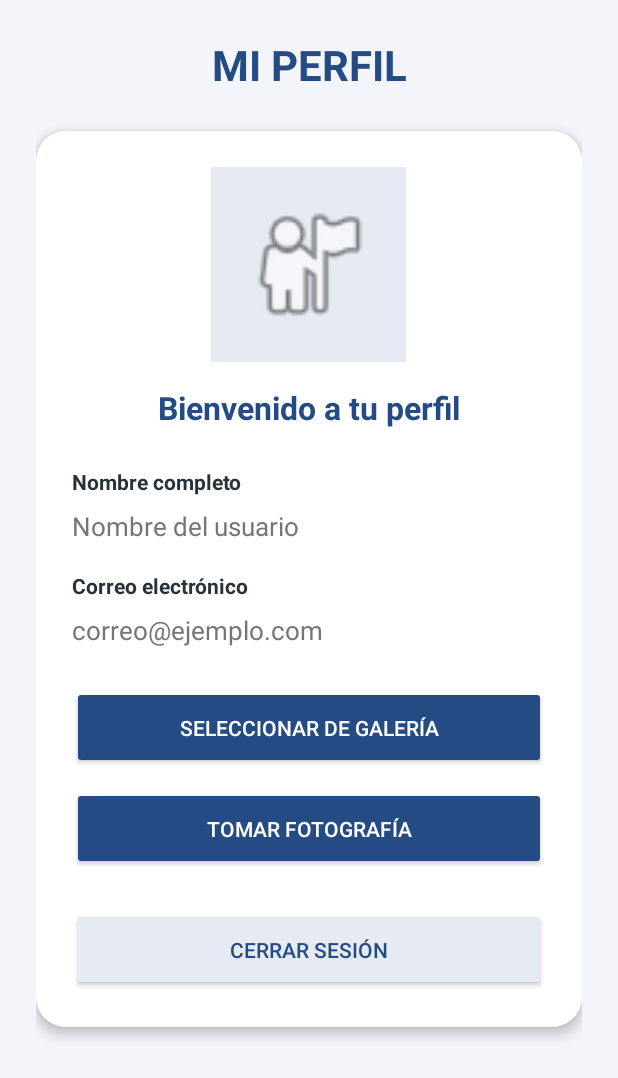
After one commit to ShofiSo/Proyecto-Registro-de-Usuarios, an Android app: the PerfilActivity screen opened directly, with no data from a screen before it, on a phone screen of 412 x 824 dp. The commit adds this screen. Shown: the top 1078 px of the screen. Run offline under Robolectric (Android 15) with nearby library versions, the phone set to English and light mode, and no system bars.

Commit message:
Octavo Commit
La foto

```diff
--- a/app/src/main/AndroidManifest.xml
+++ b/app/src/main/AndroidManifest.xml
@@ -19,6 +19,10 @@
             android:name=".RegistroActivity"
             android:exported="false"
             android:windowSoftInputMode="adjustResize" />
+        <activity
+            android:name=".PerfilActivity"
+            android:exported="false"
+            android:windowSoftInputMode="adjustResize" />
     </application>
 
 </manifest>
--- a/app/src/main/java/com/davinci/proyecto_registro_usuarios/DatabaseHelper.kt
+++ b/app/src/main/java/com/davinci/proyecto_registro_usuarios/DatabaseHelper.kt
@@ -110,4 +110,23 @@ class DatabaseHelper(context: Context) :
 
         return existe
     }
+    fun obtenerNombre(correo: String): String? {
+        val db = readableDatabase
+
+        val cursor = db.rawQuery(
+            "SELECT nombre FROM usuarios WHERE correo = ?",
+            arrayOf(correo)
+        )
+
+        var nombre: String? = null
+
+        if (cursor.moveToFirst()) {
+            nombre = cursor.getString(0)
+        }
+
+        cursor.close()
+        db.close()
+
+        return nombre
+    }
 }
--- a/app/src/main/java/com/davinci/proyecto_registro_usuarios/MainActivity.kt
+++ b/app/src/main/java/com/davinci/proyecto_registro_usuarios/MainActivity.kt
@@ -54,24 +54,25 @@ class MainActivity : AppCompatActivity() {
                 }
 
                 else -> {
+                    val existe = dbHelper.existeUsuario(correo)
                     val valido = dbHelper.verificarUsuario(correo, password)
-
-                    val existe = dbHelper.existeUsuario(correo)
 
                     Toast.makeText(
                         this,
-                        "¿Usuario encontrado? $existe",
+                        "Usuario encontrado: $existe | Contraseña correcta: $valido",
                         Toast.LENGTH_LONG
                     ).show()
                     if (valido) {
-                        Toast.makeText(
-                            this,
-                            "¡Bienvenido!",
-                            Toast.LENGTH_SHORT
-                        ).show()
 
-                        // Próximamente abriremos la pantalla de perfil.
-                    } else {
+                        val intent = Intent(this, PerfilActivity::class.java)
+
+                        intent.putExtra("correo_usuario", correo)
+
+                        startActivity(intent)
+
+                        finish()
+                    }
+                    else {
                         Toast.makeText(
                             this,
                             "Correo o contraseña incorrectos",
--- /dev/null
+++ b/app/src/main/java/com/davinci/proyecto_registro_usuarios/PerfilActivity.kt
@@ -0,0 +1,105 @@
+
+package com.davinci.proyecto_registro_usuarios
+
+import android.content.Intent
+import android.net.Uri
+import android.os.Bundle
+import android.widget.Button
+import android.widget.ImageView
+import android.widget.TextView
+import android.widget.Toast
+import androidx.activity.enableEdgeToEdge
+import androidx.activity.result.contract.ActivityResultContracts
+import androidx.appcompat.app.AppCompatActivity
+import androidx.core.view.ViewCompat
+import androidx.core.view.WindowInsetsCompat
+
+class PerfilActivity : AppCompatActivity() {
+
+    private lateinit var dbHelper: DatabaseHelper
+    private lateinit var imgPerfil: ImageView
+
+    // Seleccionar fotografía de la galería
+    private val seleccionarImagen = registerForActivityResult(
+        ActivityResultContracts.GetContent()
+    ) { uri: Uri? ->
+
+        if (uri != null) {
+            imgPerfil.setImageURI(uri)
+        }
+    }
+
+    // Tomar fotografía con la cámara
+    private val tomarFotografia = registerForActivityResult(
+        ActivityResultContracts.TakePicturePreview()
+    ) { bitmap ->
+
+        if (bitmap != null) {
+            imgPerfil.setImageBitmap(bitmap)
+        }
+    }
+
+    override fun onCreate(savedInstanceState: Bundle?) {
+        super.onCreate(savedInstanceState)
+        enableEdgeToEdge()
+        setContentView(R.layout.activity_perfil)
+
+        ViewCompat.setOnApplyWindowInsetsListener(findViewById(R.id.main)) { v, insets ->
+            val systemBars = insets.getInsets(WindowInsetsCompat.Type.systemBars())
+            v.setPadding(
+                systemBars.left,
+                systemBars.top,
+                systemBars.right,
+                systemBars.bottom
+            )
+            insets
+        }
+
+        dbHelper = DatabaseHelper(this)
+
+        val correo = intent.getStringExtra("correo_usuario") ?: ""
+
+        imgPerfil = findViewById(R.id.imgPerfil)
+
+        val tvNombre = findViewById<TextView>(R.id.tvNombrePerfil)
+        val tvCorreo = findViewById<TextView>(R.id.tvCorreoPerfil)
+
+        val btnGaleria = findViewById<Button>(R.id.btnGaleria)
+        val btnCamara = findViewById<Button>(R.id.btnCamara)
+        val btnCerrarSesion = findViewById<Button>(R.id.btnCerrarSesion)
+
+        // Cargar información del usuario
+        val nombre = dbHelper.obtenerNombre(correo)
+
+        if (nombre != null) {
+            tvNombre.text = nombre
+            tvCorreo.text = correo
+        } else {
+            Toast.makeText(
+                this,
+                "No se pudieron cargar los datos del usuario",
+                Toast.LENGTH_LONG
+            ).show()
+        }
+
+        // Abrir galería
+        btnGaleria.setOnClickListener {
+            seleccionarImagen.launch("image/*")
+        }
+
+        // Abrir cámara
+        btnCamara.setOnClickListener {
+            tomarFotografia.launch(null)
+        }
+
+        // Cerrar sesión
+        btnCerrarSesion.setOnClickListener {
+            val intent = Intent(this, MainActivity::class.java)
+            intent.flags = Intent.FLAG_ACTIVITY_NEW_TASK or
+                    Intent.FLAG_ACTIVITY_CLEAR_TASK
+
+            startActivity(intent)
+            finish()
+        }
+    }
+}
--- /dev/null
+++ b/app/src/main/res/layout/activity_perfil.xml
@@ -0,0 +1,119 @@
+
+<ScrollView xmlns:android="http://schemas.android.com/apk/res/android"
+    android:id="@+id/main"
+    android:layout_width="match_parent"
+    android:layout_height="match_parent"
+    android:background="#F3F5FA"
+    android:fillViewport="true">
+
+    <LinearLayout
+        android:layout_width="match_parent"
+        android:layout_height="wrap_content"
+        android:orientation="vertical"
+        android:gravity="center_horizontal"
+        android:padding="24dp">
+
+        <TextView
+            android:layout_width="match_parent"
+            android:layout_height="wrap_content"
+            android:text="MI PERFIL"
+            android:textColor="#244B83"
+            android:textSize="28sp"
+            android:textStyle="bold"
+            android:gravity="center"
+            android:layout_marginBottom="25dp"/>
+
+        <LinearLayout
+            android:layout_width="match_parent"
+            android:layout_height="wrap_content"
+            android:orientation="vertical"
+            android:gravity="center"
+            android:background="@drawable/bg_card"
+            android:elevation="5dp"
+            android:padding="24dp">
+
+            <ImageView
+                android:id="@+id/imgPerfil"
+                android:layout_width="130dp"
+                android:layout_height="130dp"
+                android:src="@android:drawable/ic_menu_myplaces"
+                android:background="#E5EAF3"
+                android:scaleType="centerCrop"
+                android:padding="20dp"
+                android:contentDescription="Fotografía de perfil"
+                android:layout_marginBottom="16dp"/>
+
+            <TextView
+                android:layout_width="wrap_content"
+                android:layout_height="wrap_content"
+                android:text="Bienvenido a tu perfil"
+                android:textColor="#244B83"
+                android:textSize="21sp"
+                android:textStyle="bold"
+                android:layout_marginBottom="25dp"/>
+
+            <TextView
+                android:layout_width="match_parent"
+                android:layout_height="wrap_content"
+                android:text="Nombre completo"
+                android:textColor="#263238"
+                android:textStyle="bold"/>
+
+            <TextView
+                android:id="@+id/tvNombrePerfil"
+                android:layout_width="match_parent"
+                android:layout_height="wrap_content"
+                android:text="Nombre del usuario"
+                android:textColor="#757575"
+                android:textSize="17sp"
+                android:paddingTop="8dp"
+                android:paddingBottom="18dp"/>
+
+            <TextView
+                android:layout_width="match_parent"
+                android:layout_height="wrap_content"
+                android:text="Correo electrónico"
+                android:textColor="#263238"
+                android:textStyle="bold"/>
+
+            <TextView
+                android:id="@+id/tvCorreoPerfil"
+                android:layout_width="match_parent"
+                android:layout_height="wrap_content"
+                android:text="correo@ejemplo.com"
+                android:textColor="#757575"
+                android:textSize="17sp"
+                android:paddingTop="8dp"
+                android:paddingBottom="25dp"/>
+
+            <Button
+                android:id="@+id/btnGaleria"
+                android:layout_width="match_parent"
+                android:layout_height="55dp"
+                android:text="SELECCIONAR DE GALERÍA"
+                android:textColor="#FFFFFF"
+                android:backgroundTint="#244B83"/>
+
+            <Button
+                android:id="@+id/btnCamara"
+                android:layout_width="match_parent"
+                android:layout_height="55dp"
+                android:text="TOMAR FOTOGRAFÍA"
+                android:textColor="#FFFFFF"
+                android:backgroundTint="#244B83"
+                android:layout_marginTop="12dp"/>
+
+            <Button
+                android:id="@+id/btnCerrarSesion"
+                android:layout_width="match_parent"
+                android:layout_height="55dp"
+                android:text="CERRAR SESIÓN"
+                android:textColor="#244B83"
+                android:backgroundTint="#E5EAF3"
+                android:layout_marginTop="25dp"/>
+
+        </LinearLayout>
+
+    </LinearLayout>
+
+</ScrollView>
```
